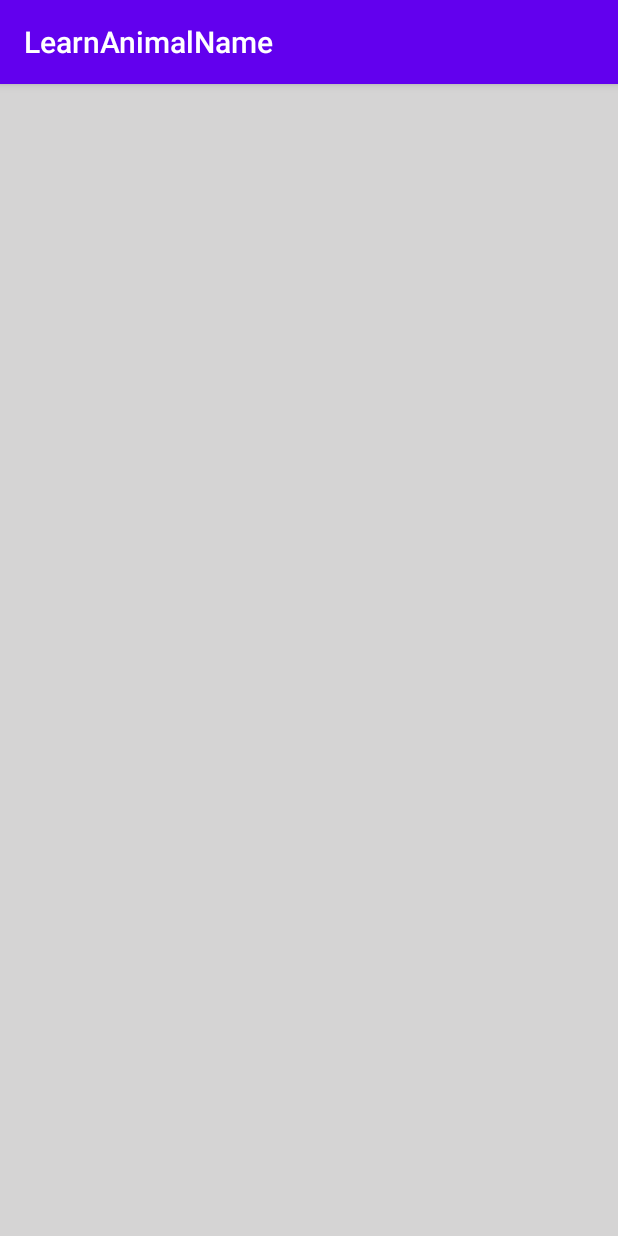
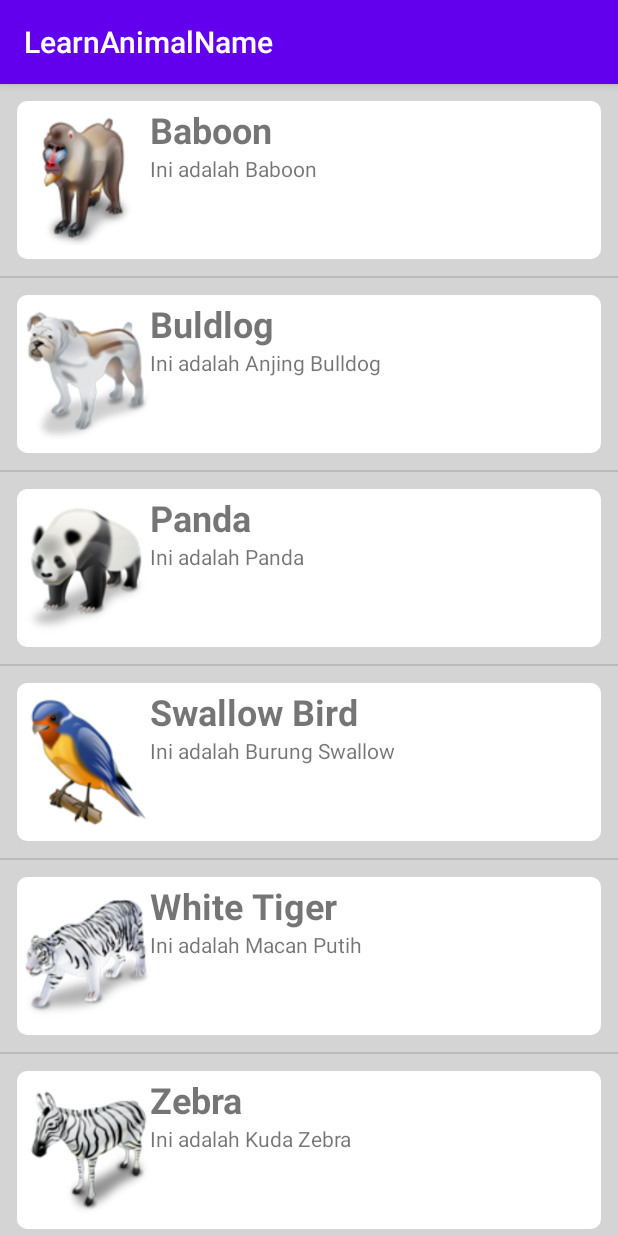
Before and after one commit to hikmawan/animalname, an Android app: the screen it shows after launch (MainActivity), on a phone screen of 412 x 824 dp. Run offline under Robolectric (Android 15) with nearby library versions, the phone set to English and light mode, and no system bars.

```diff
--- a/app/src/main/java/dev/ghani/learnanimalname/MainActivity.kt
+++ b/app/src/main/java/dev/ghani/learnanimalname/MainActivity.kt
@@ -1,12 +1,64 @@
 package dev.ghani.learnanimalname
 
+import android.content.Context
 import androidx.appcompat.app.AppCompatActivity
 import android.os.Bundle
+import android.view.LayoutInflater
+import android.view.View
+import android.view.ViewGroup
+import android.widget.BaseAdapter
+import kotlinx.android.synthetic.main.activity_main.*
+import kotlinx.android.synthetic.main.animal_ticket.view.*
 
 class MainActivity : AppCompatActivity() {
 
+    var listOfAnimals = ArrayList<Animal>()
+    var adapter:AnimalsAdapter?=null
     override fun onCreate(savedInstanceState: Bundle?) {
         super.onCreate(savedInstanceState)
         setContentView(R.layout.activity_main)
+        //load animals
+        listOfAnimals.add(Animal("Baboon", "Ini adalah Baboon",R.drawable.baboon))
+        listOfAnimals.add(Animal("Buldlog", "Ini adalah Anjing Bulldog",R.drawable.bulldog))
+        listOfAnimals.add(Animal("Panda", "Ini adalah Panda",R.drawable.panda))
+        listOfAnimals.add(Animal("Swallow Bird", "Ini adalah Burung Swallow",R.drawable.swallow_bird))
+        listOfAnimals.add(Animal("White Tiger", "Ini adalah Macan Putih",R.drawable.white_tiger))
+        listOfAnimals.add(Animal("Zebra", "Ini adalah Kuda Zebra",R.drawable.zebra))
+
+        adapter = AnimalsAdapter(this,listOfAnimals)
+        tvListAnimal.adapter = adapter
+    }
+
+    class AnimalsAdapter:BaseAdapter{
+        var listOfAnimals = ArrayList<Animal>()
+        var context: Context?=null
+
+        constructor(context:Context, listOfAnimals: ArrayList<Animal>):super(){
+            this.listOfAnimals=listOfAnimals
+            this.context=context
+        }
+        override fun getView(position: Int, convertView: View?, parent: ViewGroup?): View {
+            val animal = listOfAnimals[position]
+            var inflator = context!!.getSystemService(Context.LAYOUT_INFLATER_SERVICE) as LayoutInflater
+            var myView = inflator.inflate(R.layout.animal_ticket,null)
+            myView.tvName.text = animal.name!!
+            myView.tvDes.text = animal.des!!
+            myView.ivAnimalImage.setImageResource(animal.image!!)
+
+            return myView
+        }
+
+        override fun getItem(position: Int): Any {
+            return listOfAnimals[position]
+        }
+
+        override fun getItemId(position: Int): Long {
+            return position.toLong()
+        }
+
+        override fun getCount(): Int {
+            return listOfAnimals.size
+        }
+
     }
 }
--- a/app/src/main/res/layout/activity_main.xml
+++ b/app/src/main/res/layout/activity_main.xml
@@ -9,7 +9,8 @@
     tools:context=".MainActivity">
 
     <ListView
-        android:background="@color/grey"
+        android:id="@+id/tvListAnimal"
         android:layout_width="match_parent"
-        android:layout_height="match_parent" />
+        android:layout_height="match_parent"
+        android:background="@color/grey" />
 </LinearLayout>
```
